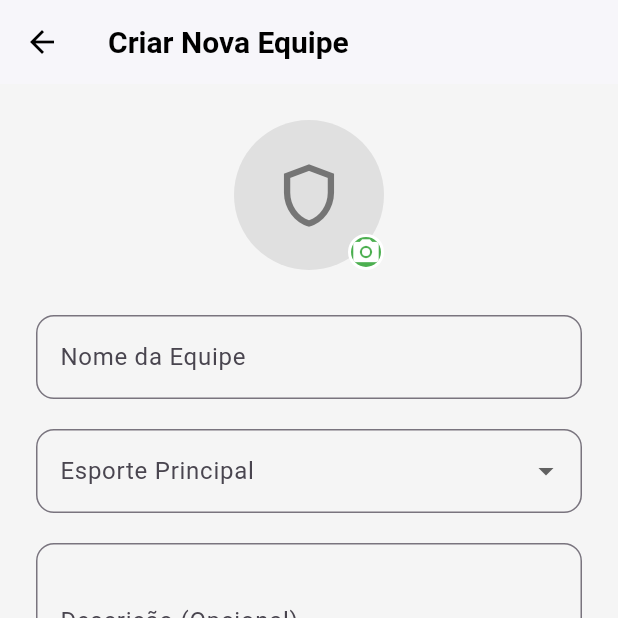
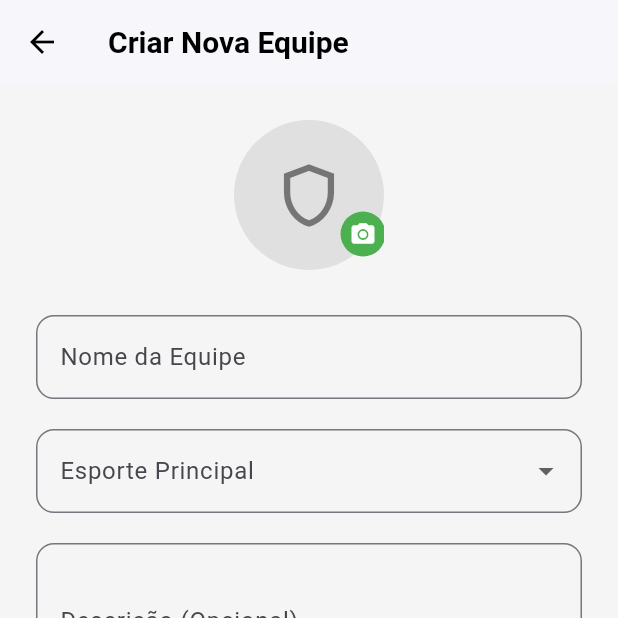
Before and after one commit to arthureich/sportsapp, a Flutter app: the screen it shows once a user with an empty profile is signed in, item 2 of the bottom bar chosen, after a tap on "Criar Nova Equipe", on a phone screen of 412 x 824 dp, the top half of it. Run offline on Flutter 3.47's test engine with Material 3 defaults, Android fonts, the phone set to English and light mode, and no system bars; our stand-ins replace cloud_firestore, firebase_auth, firebase_core, firebase_messaging, firebase_storage, flutter_dotenv and 5 more; missing offline and left inert: geoflutterfire_plus, google_maps_apis; accounts and stored records are empty; Roboto replaces fonts that are missing (Poppins).

Commit message:
Imagens Evento e Usuário

```diff
--- a/lib/screens/profile/profile_screen.dart
+++ b/lib/screens/profile/profile_screen.dart
@@ -137,13 +137,13 @@ class _ProfileScreenState extends State<ProfileScreen> {
                        children: [
                          _buildProfileHeader(user),
                          TabBar(
-                           labelColor: Colors.orangeAccent,
+                           labelColor: Colors.green,
                            unselectedLabelColor: Colors.grey,
-                           indicatorColor: Colors.orangeAccent,
+                           indicatorColor: Colors.green,
                            tabs: const [
-                             Tab(icon: Icon(Icons.event), text: 'Meus Eventos'),
-                             Tab(icon: Icon(Icons.history), text: 'Histórico'),
-                             Tab(icon: Icon(Icons.emoji_events), text: 'Conquistas'),
+                             Tab(icon: Icon(Icons.event, color: Colors.green), text: 'Meus Eventos'),
+                             Tab(icon: Icon(Icons.history, color: Colors.green), text: 'Histórico'),
+                             Tab(icon: Icon(Icons.emoji_events, color: Colors.green), text: 'Conquistas'),
                            ],
                          ),
                        ],
@@ -194,11 +194,11 @@ class _ProfileScreenState extends State<ProfileScreen> {
         ),
         const SizedBox(height: 12),
         Text(
-          user.nome, // Dado dinâmico
+          user.nome,
           style: const TextStyle(fontSize: 22, fontWeight: FontWeight.bold),
         ),
         Text(
-          user.bio.isNotEmpty ? user.bio : 'Sem bio definida', // Dado dinâmico
+          user.bio.isNotEmpty ? user.bio : 'Sem bio definida',
           style: const TextStyle(fontSize: 16, color: Colors.grey),
           textAlign: TextAlign.center,
           maxLines: 2,
@@ -618,7 +618,6 @@ class _ProfileScreenState extends State<ProfileScreen> {
                   ),
                 ],
               ),
-              // --- BOTÃO DE AVALIAR (SÓ APARECE SE FOR PASSADO) ---
               if (isPast) ...[
                 const Divider(height: 20),
                 Align(
--- a/lib/screens/teams/create_team_screen.dart
+++ b/lib/screens/teams/create_team_screen.dart
@@ -1,6 +1,9 @@
 import 'package:flutter/material.dart';
 import 'package:firebase_auth/firebase_auth.dart';
+import 'package:image_picker/image_picker.dart';
+import 'dart:io';
 import '../../api/team_service.dart';
+import '../../api/storage_service.dart';
 import '../../models/team_model.dart';
 
 class CreateTeamScreen extends StatefulWidget {
@@ -22,12 +25,24 @@ class _CreateTeamScreenState extends State<CreateTeamScreen> {
 
   final List<String> _sports = ['Futebol', 'Basquete', 'Vôlei', 'Tênis', 'Corrida', 'Outro'];
   final TeamService _teamService = TeamService();
+  final StorageService _storageService = StorageService();
+  final ImagePicker _picker = ImagePicker();
+  File? _pickedCrest;
 
   @override
   void dispose() {
     _nameController.dispose();
     _descriptionController.dispose();
     super.dispose();
+  }
+
+  Future<void> _pickImage() async {
+    final XFile? image = await _picker.pickImage(source: ImageSource.gallery, imageQuality: 70);
+    if (image != null) {
+      setState(() {
+        _pickedCrest = File(image.path);
+      });
+    }
   }
 
   Future<void> _saveTeam() async {
@@ -46,26 +61,34 @@ class _CreateTeamScreenState extends State<CreateTeamScreen> {
 
     setState(() => _isLoading = true);
 
+    try {
+      String crestUrl = '';
+
+      if (_pickedCrest != null) {
+        crestUrl = await _storageService.uploadImage(
+          _pickedCrest!,
+          'team_crests'
+        );
+      }
+
     final newTeam = Team(
-      id: '', // O Firestore irá gerar o ID
+        id: '',
         name: _nameController.text,
         description: _descriptionController.text,
         sport: _selectedSport!,
-      crestUrl: '',
+        crestUrl: crestUrl, // <-- 7. PASSA A URL
         currentMembers: 1,
         maxMembers: _maxMembers.toInt(),
         isPublic: _isPublic,
-      memberIds: [currentUser.uid], // <-- ADICIONA O CRIADOR COMO PRIMEIRO MEMBRO
+        memberIds: [currentUser!.uid],
       );
 
-    try {
     await _teamService.addTeam(newTeam);
       if (!mounted) return;
       ScaffoldMessenger.of(context).showSnackBar(
         const SnackBar(content: Text('Equipe criada com sucesso!')),
       );
-      Navigator.of(context).pop();
-    } catch (e) {
+    }  catch (e) {
       if (!mounted) return;
       ScaffoldMessenger.of(context).showSnackBar(
         const SnackBar(content: Text('Ocorreu um erro ao criar a equipe.')),
@@ -100,34 +123,36 @@ class _CreateTeamScreenState extends State<CreateTeamScreen> {
                     CircleAvatar(
                       radius: 50,
                       backgroundColor: Colors.grey[300],
-                      child: Icon(Icons.shield_outlined, size: 50, color: Colors.grey[600]),
+                      // Mostra a imagem nova (se selecionada)
+                      backgroundImage: _pickedCrest != null
+                        ? FileImage(_pickedCrest!) as ImageProvider
+                        : null,
+                      child: _pickedCrest == null
+                        ? Icon(Icons.shield_outlined, size: 50, color: Colors.grey[600])
+                        : null,
                     ),
                     Positioned(
                       bottom: 0,
-                      right: 0,
-                      child: Container(
-                        decoration: BoxDecoration(
-                          shape: BoxShape.circle,
-                          color: Colors.green,
-                          border: Border.all(color: Colors.white, width: 2),
+                      right: -10,
+                      child: IconButton(
+                        icon: const CircleAvatar(
+                          radius: 15,
+                          backgroundColor: Colors.green,
+                          child: Icon(Icons.camera_alt, size: 18, color: Colors.white)
                         ),
-                        child: const Icon(Icons.camera_alt, color: Colors.white, size: 20),
+                        onPressed: _pickImage,
                       ),
                     ),
                   ],
                 ),
               ),
               const SizedBox(height: 30),
-
-              // --- Campo Nome da Equipe ---
               TextFormField(
                 controller: _nameController,
                 decoration: _buildInputDecoration(label: 'Nome da Equipe'),
                 validator: (value) => (value == null || value.isEmpty) ? 'Dê um nome para sua equipe.' : null,
               ),
               const SizedBox(height: 20),
-
-              // --- Seleção de Esporte ---
               DropdownButtonFormField<String>(
                 decoration: _buildInputDecoration(label: 'Esporte Principal'),
                 value: _selectedSport,
@@ -136,8 +161,6 @@ class _CreateTeamScreenState extends State<CreateTeamScreen> {
                 validator: (value) => value == null ? 'Selecione um esporte.' : null,
               ),
               const SizedBox(height: 20),
-
-              // --- Campo Descrição ---
               TextFormField(
                 controller: _descriptionController,
                 decoration: _buildInputDecoration(label: 'Descrição (Opcional)'),
@@ -145,7 +168,6 @@ class _CreateTeamScreenState extends State<CreateTeamScreen> {
               ),
               const SizedBox(height: 20),
 
-              // --- Número Máximo de Membros (Slider) ---
               Text('Máximo de Membros: ${_maxMembers.toInt()}', style: TextStyle(color: Colors.grey[700], fontWeight: FontWeight.bold)),
               Slider(
                 value: _maxMembers,
@@ -162,7 +184,6 @@ class _CreateTeamScreenState extends State<CreateTeamScreen> {
               ),
               const SizedBox(height: 10),
 
-              // --- Privacidade da Equipe (Switch) ---
               SwitchListTile(
                 title: const Text('Equipe Aberta', style: TextStyle(fontWeight: FontWeight.bold)),
                 subtitle: Text(_isPublic ? 'Qualquer um pode entrar' : 'Apenas por convite'),
@@ -177,7 +198,6 @@ class _CreateTeamScreenState extends State<CreateTeamScreen> {
               ),
               const SizedBox(height: 40),
 
-              // --- Botão de Salvar ---
               Container(
                 decoration: BoxDecoration(
                   gradient: const LinearGradient(
@@ -202,7 +222,6 @@ class _CreateTeamScreenState extends State<CreateTeamScreen> {
     );
   }
 
-  // Widgets auxiliares para manter a consistência visual
   InputDecoration _buildInputDecoration({required String label}) {
     return InputDecoration(
       labelText: label,
--- a/pubspec.yaml
+++ b/pubspec.yaml
@@ -44,6 +44,9 @@ dependencies:
   geolocator: ^13.0.4
   geoflutterfire_plus: ^0.0.33
   firebase_messaging: ^16.0.3
+  firebase_storage: ^13.0.4
+  image_picker: ^1.2.0
+  path: ^1.9.0
 
 dev_dependencies:
   flutter_test:
```
Also changed, not shown: lib/api/storage_service.dart (added, +31 -0 lines), lib/models/event_model.dart (+3 -4 lines), lib/screens/profile/edit_profile_screen.dart (+57 -15 lines), pubspec.lock, 7 other files. Lines whose indentation alone changed are shown as unchanged.
